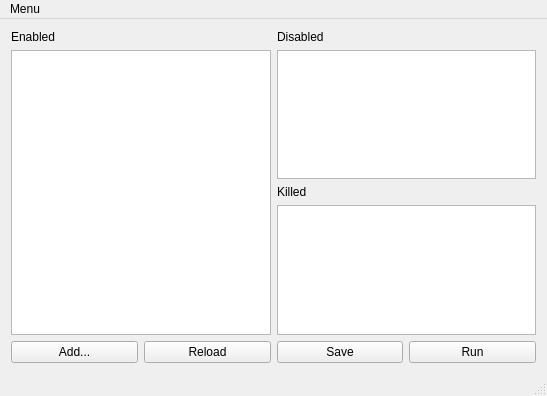
The window that mainwindow.ui (MarioUnoDueTreQuattro/KillManagerQt) describes before a commit, drawn with Qt 5.
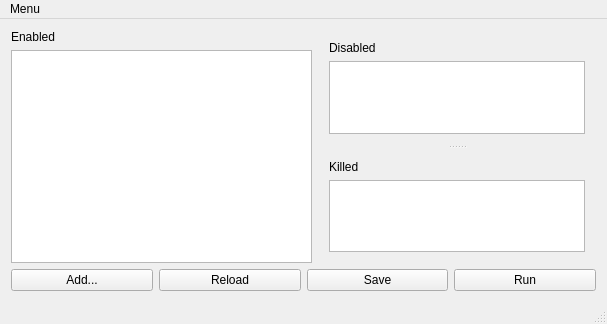
The same window after the commit. Icons and pictures are not drawn.

What changed in the file:
```diff
--- a/mainwindow.ui
+++ b/mainwindow.ui
@@ -6,17 +6,17 @@
    <rect>
     <x>0</x>
     <y>0</y>
-    <width>547</width>
-    <height>396</height>
+    <width>607</width>
+    <height>324</height>
    </rect>
   </property>
   <property name="windowTitle">
    <string>MainWindow</string>
   </property>
   <widget class="QWidget" name="centralWidget">
-   <layout class="QVBoxLayout" name="verticalLayout_6">
+   <layout class="QVBoxLayout" name="verticalLayout_5">
     <item>
-     <layout class="QVBoxLayout" name="verticalLayout_5">
+     <layout class="QVBoxLayout" name="verticalLayout_4">
       <item>
        <layout class="QHBoxLayout" name="horizontalLayout">
         <item>
@@ -34,8 +34,11 @@
          </layout>
         </item>
         <item>
-         <layout class="QVBoxLayout" name="verticalLayout_4">
-          <item>
+         <widget class="QSplitter" name="splitter">
+          <property name="orientation">
+           <enum>Qt::Vertical</enum>
+          </property>
+          <widget class="QWidget" name="">
            <layout class="QVBoxLayout" name="verticalLayout_2">
             <item>
              <widget class="QLabel" name="labelDisabled">
@@ -48,8 +51,8 @@
              <widget class="QListWidget" name="listWidgetDisabled"/>
             </item>
            </layout>
-          </item>
-          <item>
+          </widget>
+          <widget class="QWidget" name="">
            <layout class="QVBoxLayout" name="verticalLayout_3">
             <item>
              <widget class="QLabel" name="labelKilled">
@@ -62,8 +65,8 @@
              <widget class="QListWidget" name="listWidgetKilled"/>
             </item>
            </layout>
-          </item>
-         </layout>
+          </widget>
+         </widget>
         </item>
        </layout>
       </item>
@@ -136,7 +139,7 @@
     <rect>
      <x>0</x>
      <y>0</y>
-     <width>547</width>
+     <width>607</width>
      <height>18</height>
     </rect>
    </property>
```
